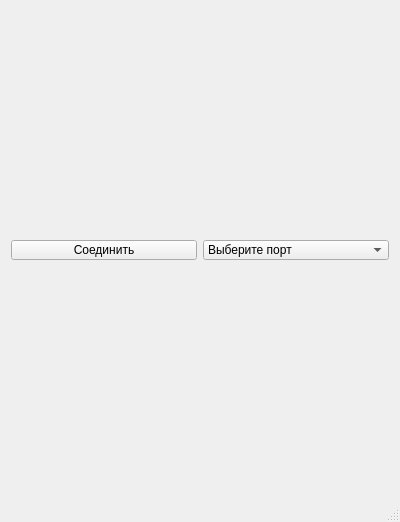
Before: the Qt Designer form PC_Side/mainwindow.ui in nghtsnw/milandr_pintest, drawn with Qt 5.
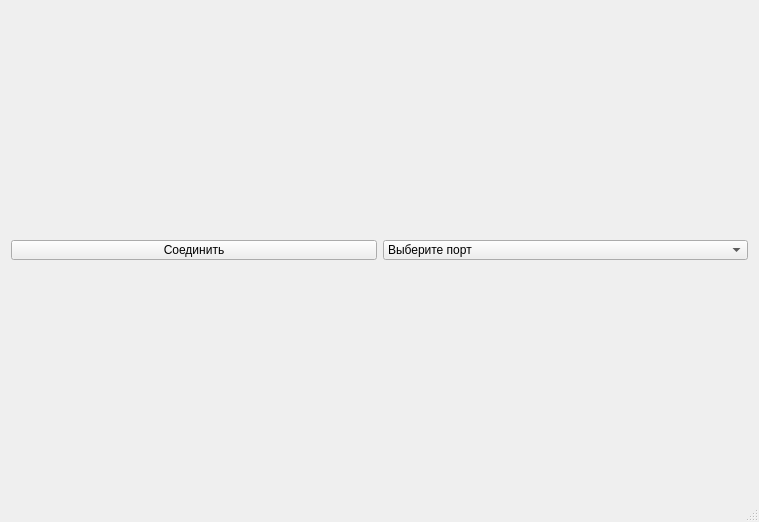
After: the same form once the commit is applied.

Patch:
```diff
--- a/PC_Side/mainwindow.ui
+++ b/PC_Side/mainwindow.ui
@@ -6,7 +6,7 @@
    <rect>
     <x>0</x>
     <y>0</y>
-    <width>400</width>
+    <width>759</width>
     <height>522</height>
    </rect>
   </property>
```
